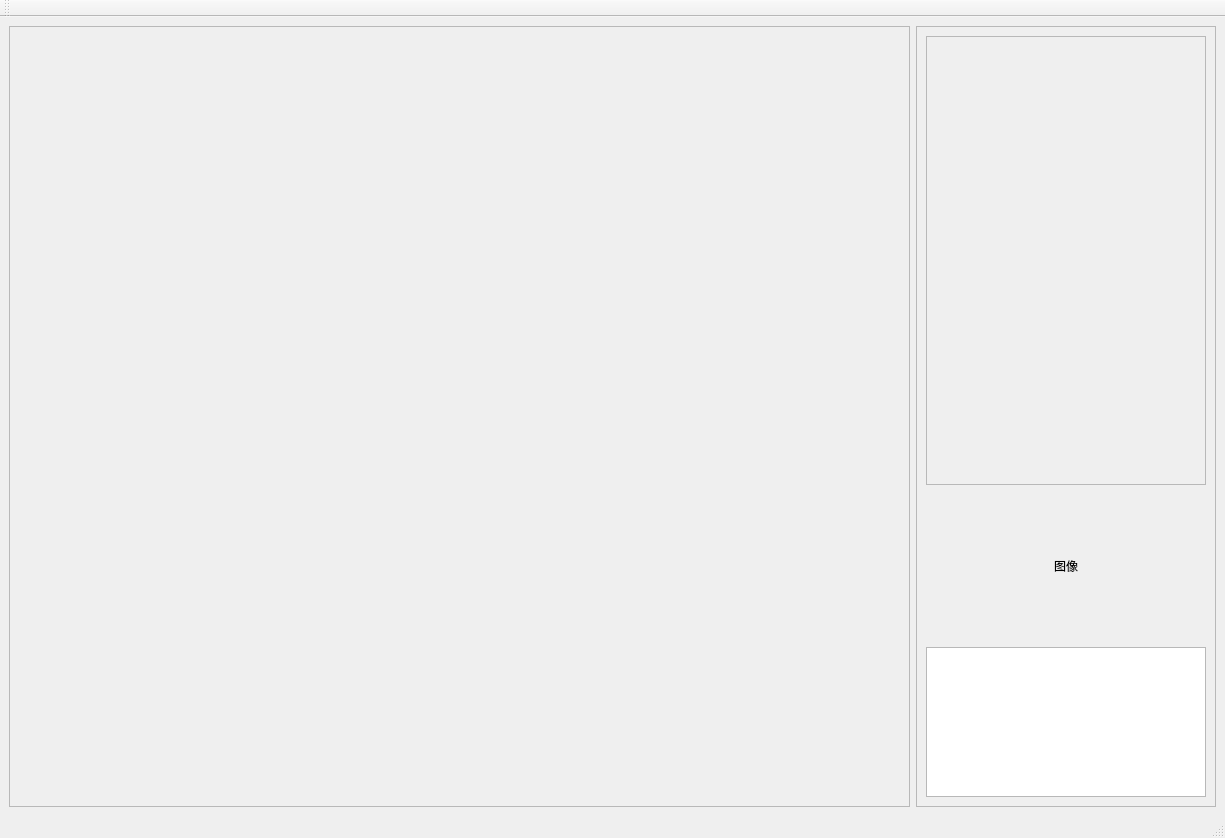
Qt form gui.ui (wqhot/ZNTKGUI) before a commit.
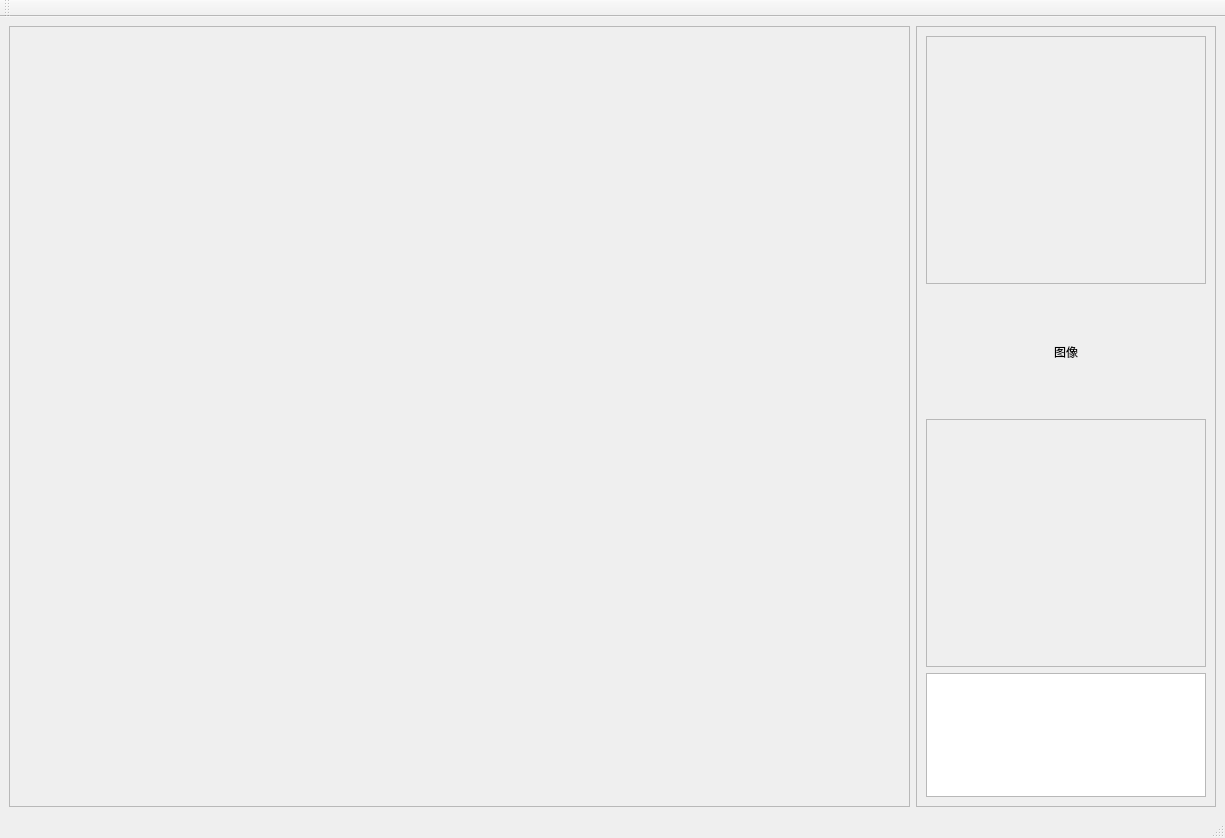
The same form after that commit. Icons and pictures are not drawn.

The edit to the form file:
```diff
--- a/gui.ui
+++ b/gui.ui
@@ -69,7 +69,7 @@
                <property name="sizePolicy">
                 <sizepolicy hsizetype="Preferred" vsizetype="Preferred">
                  <horstretch>0</horstretch>
-                 <verstretch>3</verstretch>
+                 <verstretch>2</verstretch>
                 </sizepolicy>
                </property>
                <property name="frameShape">
@@ -104,6 +104,27 @@
                </property>
               </widget>
              </item>
+             <item>
+              <widget class="QFrame" name="frame_3">
+               <property name="sizePolicy">
+                <sizepolicy hsizetype="Preferred" vsizetype="Preferred">
+                 <horstretch>0</horstretch>
+                 <verstretch>2</verstretch>
+                </sizepolicy>
+               </property>
+               <property name="frameShape">
+                <enum>QFrame::StyledPanel</enum>
+               </property>
+               <property name="frameShadow">
+                <enum>QFrame::Raised</enum>
+               </property>
+               <layout class="QVBoxLayout" name="verticalLayout_7">
+                <item>
+                 <layout class="QVBoxLayout" name="verticalLayout_camera"/>
+                </item>
+               </layout>
+              </widget>
+             </item>
              <item>
               <widget class="QListWidget" name="listWidget">
                <property name="sizePolicy">
```
